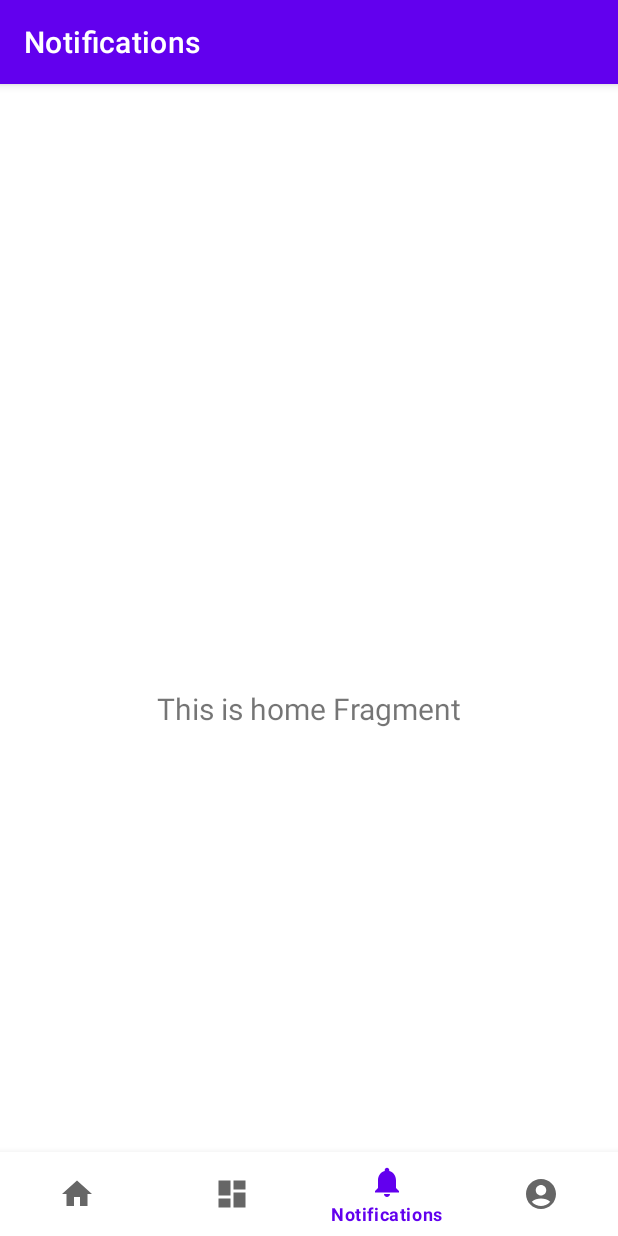
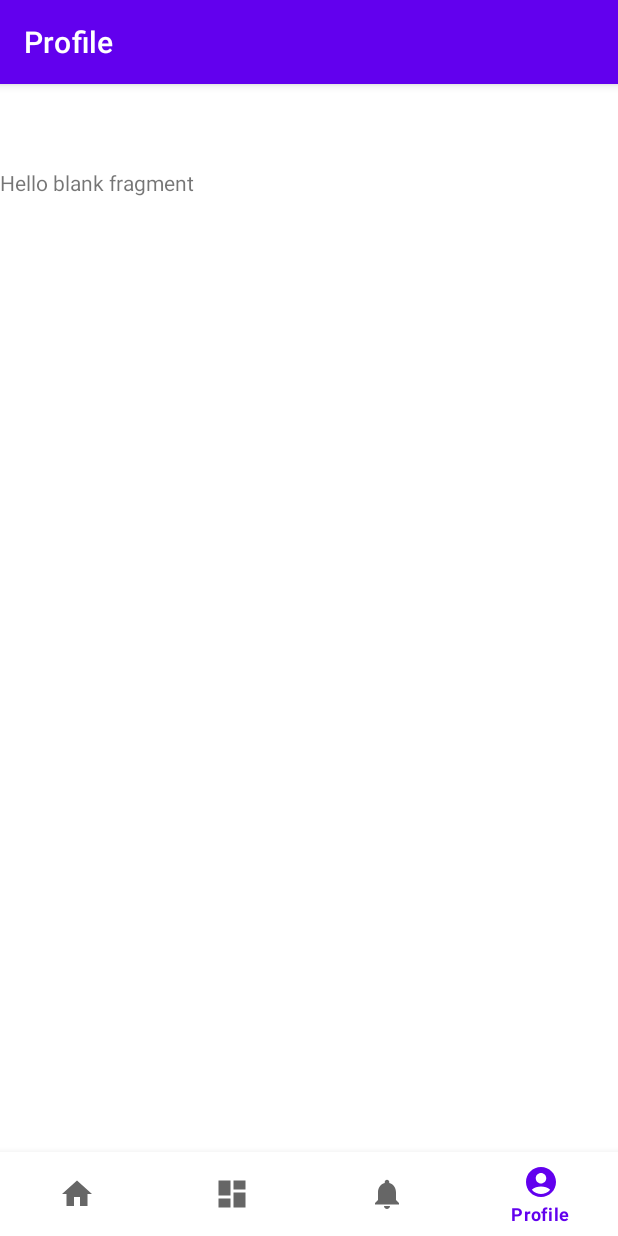
Before and after one commit to Splay155/UTS_MPR5_087_104, an Android app: the BtnNav screen opened directly, with no data from a screen before it, item 4 of the bottom bar chosen, on a phone screen of 412 x 824 dp. Run offline under Robolectric (Android 15) with nearby library versions, the phone set to English and light mode, and no system bars; our stand-ins replace navigation-ui.

Commit message:
buat navigation

```diff
--- a/app/src/main/java/com/example/myapplication/BtnNav.kt
+++ b/app/src/main/java/com/example/myapplication/BtnNav.kt
@@ -26,10 +26,11 @@ class BtnNav : AppCompatActivity() {
         // menu should be considered as top level destinations.
         val appBarConfiguration = AppBarConfiguration(
             setOf(
-                R.id.navigation_home, R.id.navigation_dashboard, R.id.navigation_notifications
+                R.id.navigation_home, R.id.navigation_dashboard, R.id.navigation_notifications, R.id.navigation_profile
             )
         )
         setupActionBarWithNavController(navController, appBarConfiguration)
         navView.setupWithNavController(navController)
+
     }
 }
--- a/app/src/main/res/navigation/mobile_navigation.xml
+++ b/app/src/main/res/navigation/mobile_navigation.xml
@@ -25,7 +25,7 @@
 
     <fragment
         android:id="@+id/navigation_profile"
-        android:name="com.example.bottomnavigation.ProfileFragment"
+        android:name="com.example.myapplication.ProfileFragment"
         android:label="@string/title_profile"
         tools:layout="@layout/fragment_profile"
         />
--- a/app/src/main/res/values/strings.xml
+++ b/app/src/main/res/values/strings.xml
@@ -4,7 +4,8 @@
     <string name="title_home">Home</string>
     <string name="title_dashboard">Dashboard</string>
     <string name="title_notifications">Notifications</string>
-    <string name="title_profile">Notifications</string>
+    <string name="title_profile">Profile</string>
+
 
     <!-- TODO: Remove or change this placeholder text -->
     <string name="hello_blank_fragment">Hello blank fragment</string>
```
Also changed, not shown: app/src/main/java/com/example/myapplication/MainActivity.kt (+9 -0 lines).
